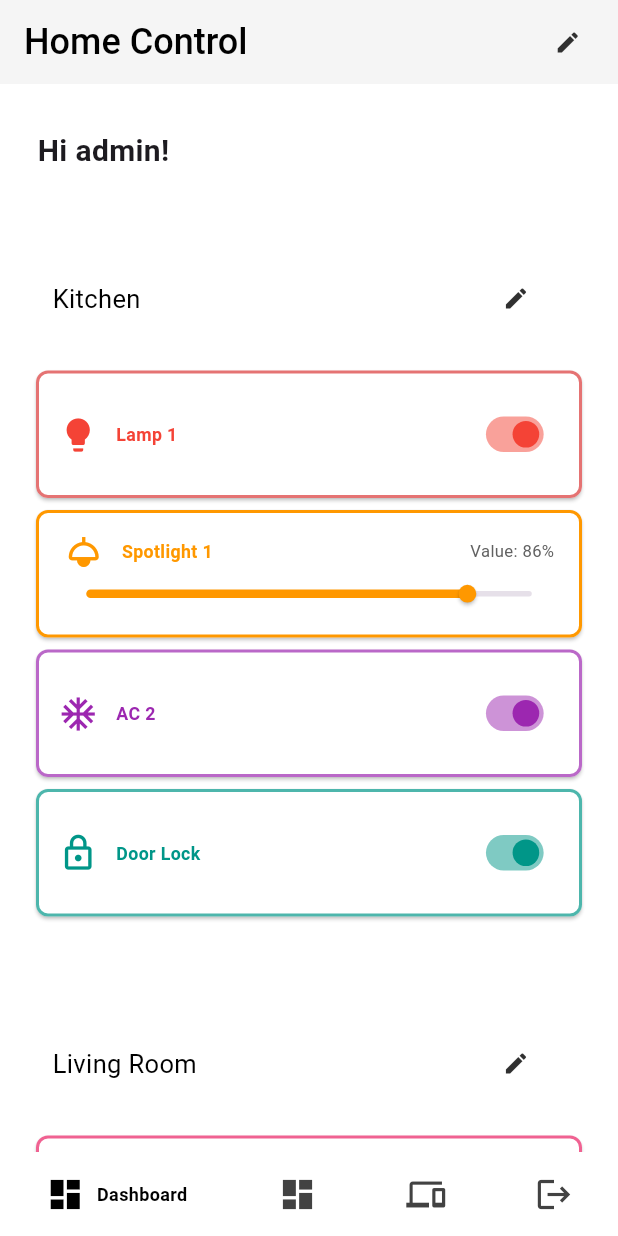
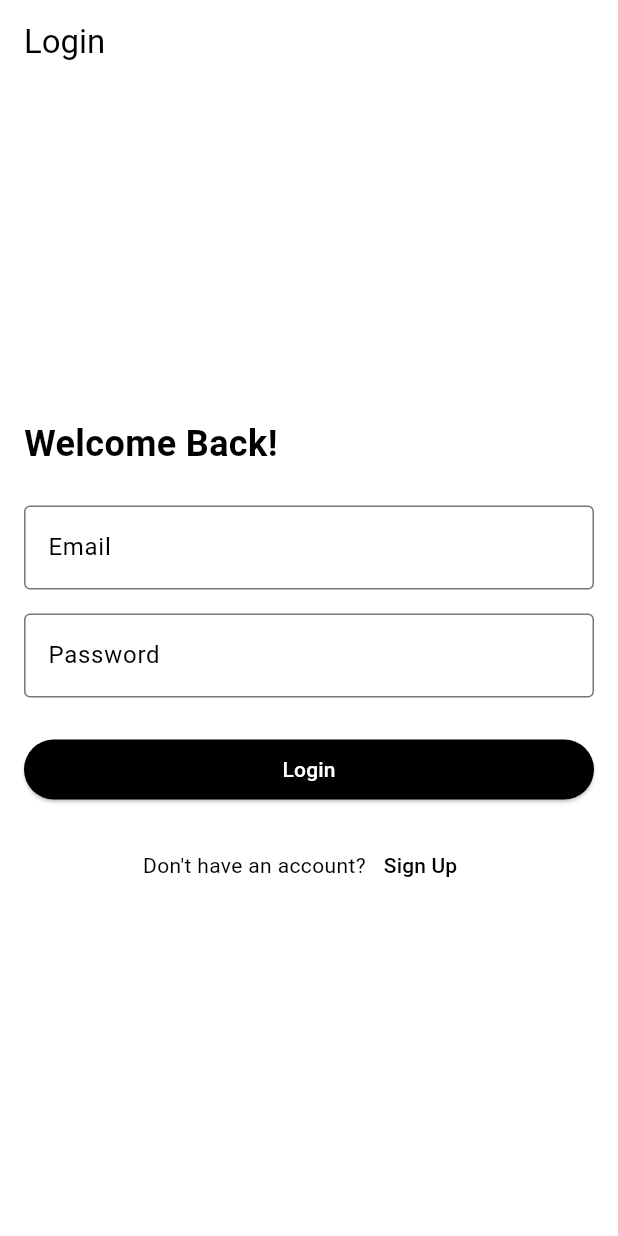
Before and after one commit to DawoudTormos/Home_Control_System_Frontend_Development, a Flutter app: the screen it shows after launch, on a phone screen of 412 x 824 dp. Run offline on Flutter 3.47's test engine with Material 3 defaults, Android fonts, the phone set to English and light mode, and no system bars; drawn by our look-alikes of persistent_bottom_nav_bar; our stand-ins replace speech_to_text; missing offline and left inert: mobile_scanner.

Commit message:
Making login and signup pages

```diff
--- a/lib/main.dart
+++ b/lib/main.dart
@@ -1,5 +1,6 @@
 import 'package:edittable_grid_flutter/main_mobile.dart';
 import 'package:edittable_grid_flutter/main_web.dart';
+import 'package:edittable_grid_flutter/pages/login.dart';
 import 'package:flutter/foundation.dart';
 import 'package:flutter/material.dart';
 import 'web_router/app_router.dart';
@@ -18,6 +19,9 @@ class MyApp extends StatelessWidget {
 
   @override
   Widget build(BuildContext context) {
+
+   return  MaterialApp(home: LoginPage() ,)
+    ;
     if (kIsWeb) {
       if (kDebugMode) {
         print("I am on web");
--- /dev/null
+++ b/lib/pages/login.dart
@@ -0,0 +1,98 @@
+import 'package:edittable_grid_flutter/pages/signup.dart';
+import 'package:flutter/material.dart';
+
+class LoginPage extends StatelessWidget {
+  @override
+  Widget build(BuildContext context) {
+    return Scaffold(
+      backgroundColor: Colors.white,
+      appBar: AppBar(
+        title: const Text('Login', style: TextStyle(color: Colors.black)),
+        backgroundColor: Colors.white,
+        elevation: 0,
+        iconTheme: const IconThemeData(color: Colors.black),
+      ),
+      body: LayoutBuilder(
+        builder: (context, constraints) {
+          bool isWideScreen = constraints.maxWidth > 600;
+          return Center(
+            child: SingleChildScrollView(
+              child: ConstrainedBox(
+                constraints: BoxConstraints(maxWidth: isWideScreen ? 400 : double.infinity),
+                child: Padding(
+                  padding: const EdgeInsets.all(16.0),
+                  child: Column(
+                    crossAxisAlignment: CrossAxisAlignment.start,
+                    children: [
+                      const Text(
+                        'Welcome Back!',
+                        style: TextStyle(
+                          color: Colors.black,
+                          fontSize: 24,
+                          fontWeight: FontWeight.bold,
+                        ),
+                      ),
+                      const SizedBox(height: 24),
+                      const TextField(
+                        decoration: InputDecoration(
+                          labelText: 'Email',
+                          labelStyle: TextStyle(color: Colors.black),
+                          border: OutlineInputBorder(),
+                          focusedBorder: OutlineInputBorder(
+                            borderSide: BorderSide(color: Colors.black),
+                          ),
+                        ),
+                      ),
+                      const SizedBox(height: 16),
+                      const TextField(
+                        obscureText: true,
+                        decoration: InputDecoration(
+                          labelText: 'Password',
+                          labelStyle: TextStyle(color: Colors.black),
+                          border: OutlineInputBorder(),
+                          focusedBorder: OutlineInputBorder(
+                            borderSide: BorderSide(color: Colors.black),
+                          ),
+                        ),
+                      ),
+                      const SizedBox(height: 24),
+                      SizedBox(
+                        width: double.infinity,
+                        child: ElevatedButton(
+                          style: ElevatedButton.styleFrom(
+                            backgroundColor: Colors.black,
+                            foregroundColor: Colors.white,
+                          ),
+                          onPressed: () {
+                            // Login logic here
+                          },
+                          child: const Text('Login'),
+                        ),
+                      ),
+                      const SizedBox(height: 16),
+                      Row(
+                        mainAxisAlignment: MainAxisAlignment.center,
+                        children: [
+                          const Text('Don\'t have an account?', style: TextStyle(color: Colors.black)),
+                          TextButton(
+                            onPressed: () {
+                              Navigator.push(
+                                context,
+                                MaterialPageRoute(builder: (context) => SignUpPage()),
+                              );
+                            },
+                            child: const Text('Sign Up', style: TextStyle(color: Colors.black)),
+                          ),
+                        ],
+                      ),
+                    ],
+                  ),
+                ),
+              ),
+            ),
+          );
+        },
+      ),
+    );
+  }
+}
```
Also changed, not shown: lib/pages/signup.dart (added, +105 -0 lines).
